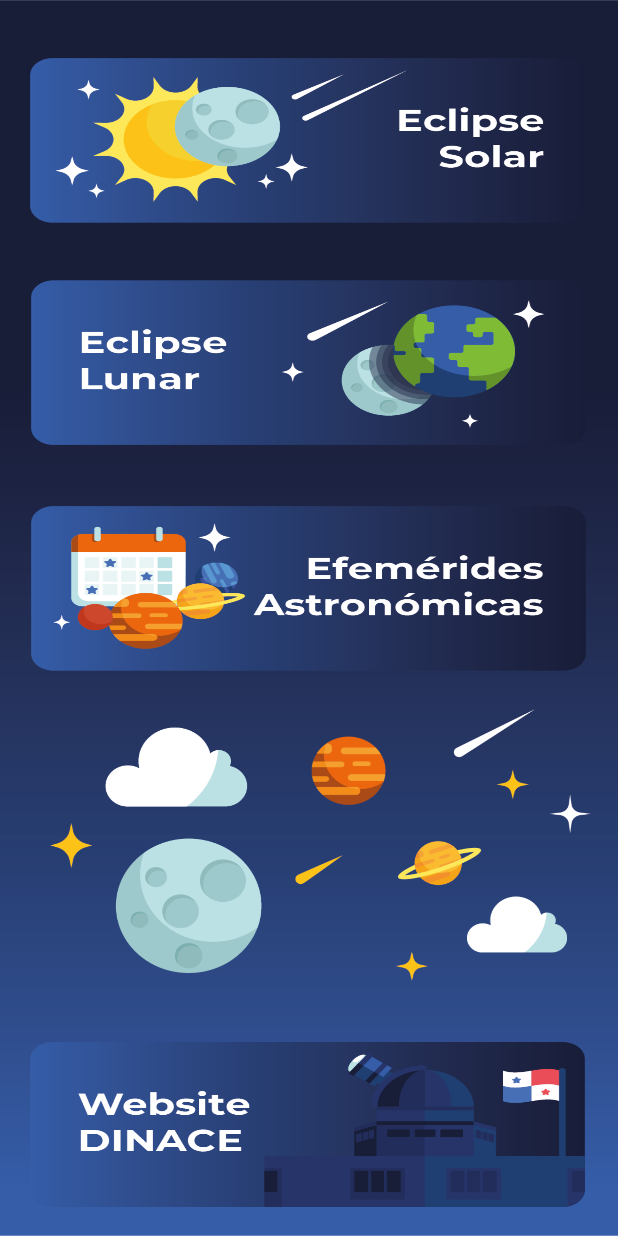
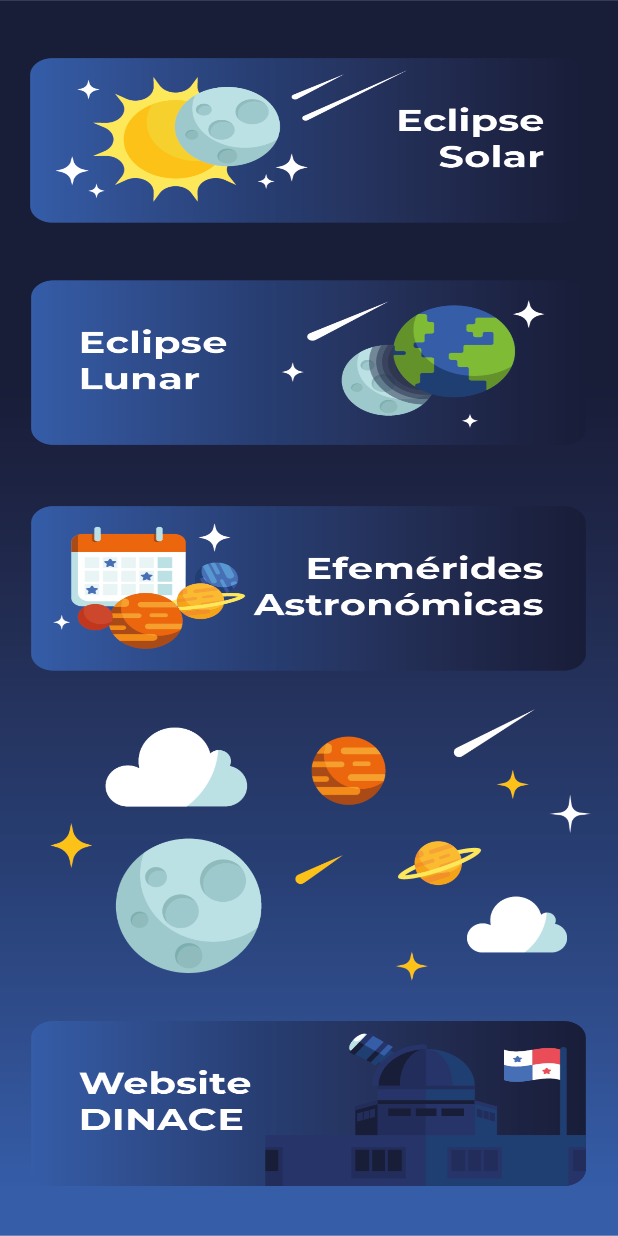
Before and after one commit to EvanGonzalez/DINASE_SEMESTRAL, an Android app: the screen it shows after launch (menu), on a phone screen of 412 x 824 dp. Run offline under Robolectric (Android 15) with nearby library versions, the phone set to English and light mode, and no system bars.

Commit message:
menu cambio 3

```diff
--- a/app/src/main/res/layout/activity_menu.xml
+++ b/app/src/main/res/layout/activity_menu.xml
@@ -64,10 +64,10 @@
         android:scaleType="fitXY"
         app:layout_constraintBottom_toBottomOf="parent"
         app:layout_constraintEnd_toEndOf="parent"
-        app:layout_constraintHorizontal_bias="0.484"
+        app:layout_constraintHorizontal_bias="0.487"
         app:layout_constraintStart_toStartOf="parent"
         app:layout_constraintTop_toTopOf="parent"
-        app:layout_constraintVertical_bias="0.973"
+        app:layout_constraintVertical_bias="0.953"
         app:srcCompat="@drawable/boton4"
         tools:ignore="SpeakableTextPresentCheck" />
 </androidx.constraintlayout.widget.ConstraintLayout>
```
